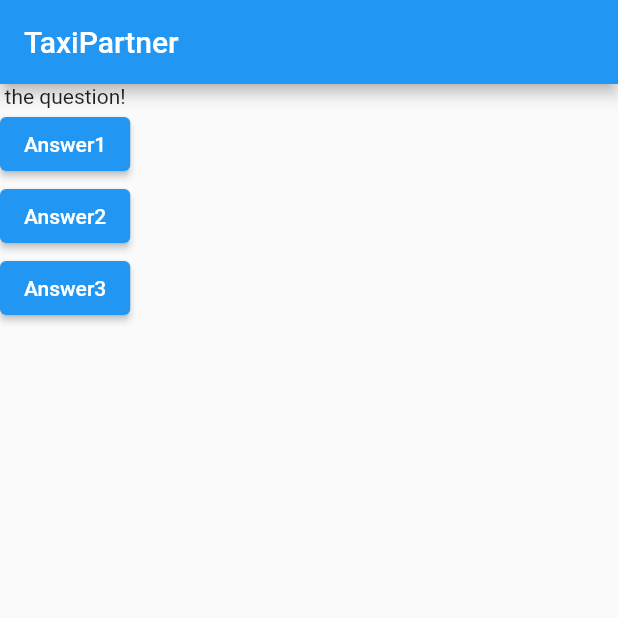
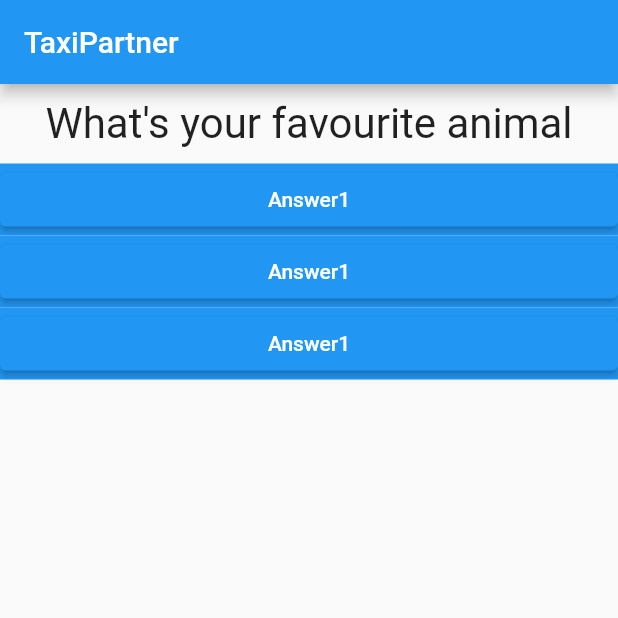
Before and after one commit to youssef-ammar/quiz, a Flutter app: the screen it shows after launch, after a tap on "Answer1", on a phone screen of 412 x 824 dp, the top half of it. Run offline on Flutter 3.47's test engine with Material 2 defaults, Android fonts, the phone set to English and light mode, and no system bars.

Commit message:
questions+answers

```diff
--- /dev/null
+++ b/lib/answer.dart
@@ -0,0 +1,17 @@
+import 'package:flutter/material.dart';
+
+class Answer extends StatelessWidget {
+  final VoidCallback selectHandler; //pointeur sur la fonction answerQuestion
+
+  Answer(this.selectHandler);
+
+  @override
+  Widget build(BuildContext context) {
+    return Container(
+      width: double.infinity,
+      color: Colors.blue,
+     // textColor: Colors.white,
+      child: ElevatedButton(onPressed: selectHandler, child: Text('Answer1')),
+    );
+  }
+}
--- a/lib/main.dart
+++ b/lib/main.dart
@@ -1,17 +1,35 @@
 import 'package:flutter/material.dart';
+import './question.dart';
+import './answer.dart';
 
 void main() {
   runApp(MyApp());
 }
 
-class MyApp extends StatelessWidget {
-  void answerQuestion(){
+class MyApp extends StatefulWidget {
+  @override
+  State<StatefulWidget> createState() {
+    return _MyAppState();
+  }
+}
 
-    print("answer 1 chosen!");
+class _MyAppState extends State<MyApp> {
+  var questionIndex = 0;
+
+  void _answerQuestion() {
+    setState(() {
+      questionIndex += 1;
+    });
+
+    print(questionIndex);
   }
 
   @override
   Widget build(BuildContext context) {
+    var questions = [
+      'What\'s your favourite color',
+      'What\'s your favourite animal'
+    ];
     return MaterialApp(
       home: Scaffold(
         appBar: AppBar(
@@ -19,10 +37,10 @@ class MyApp extends StatelessWidget {
         ),
         body: Column(
           children: [
-            Text('the question!'),
-            ElevatedButton(onPressed: answerQuestion, child: Text('Answer1')),
-            ElevatedButton(onPressed: ()=> print("answer 2 chosen!"), child: Text('Answer2')),
-            ElevatedButton(onPressed: ()=>print("answer 3 chosen!"), child: Text('Answer3')),
+            Question(questions[questionIndex]),
+            Answer(_answerQuestion),
+            Answer(_answerQuestion),
+            Answer(_answerQuestion),
           ],
         ),
       ),
--- /dev/null
+++ b/lib/question.dart
@@ -0,0 +1,20 @@
+import 'package:flutter/material.dart';
+
+class Question extends StatelessWidget {
+  final String questionText;
+
+  Question(this.questionText);
+
+  @override
+  Widget build(BuildContext context) {
+    return Container(
+      width: double.infinity,
+      margin: EdgeInsets.all(10),
+      child: Text(
+        questionText,
+        style: TextStyle(fontSize: 28),
+        textAlign: TextAlign.center,
+      ),
+    );
+  }
+}
```
